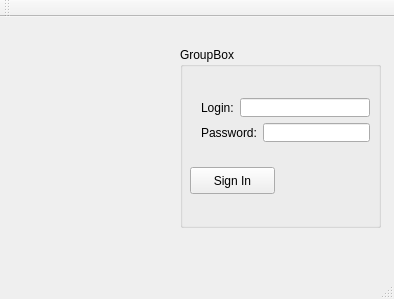
First picture: the form in QtLesson12 QStatusBar/mainwindow.ui, repository johnny897/QtLessons, before the edit.
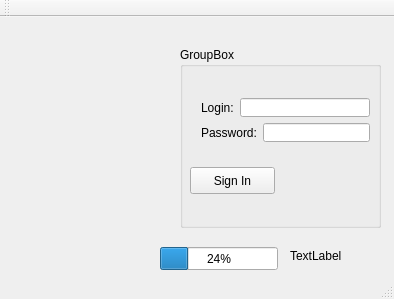
Second picture: the form after the edit.

```diff
--- a/QtLesson12 QStatusBar/mainwindow.ui
+++ b/QtLesson12 QStatusBar/mainwindow.ui
@@ -102,6 +102,32 @@
      <bool>true</bool>
     </property>
    </widget>
+   <widget class="QLabel" name="label_status">
+    <property name="geometry">
+     <rect>
+      <x>290</x>
+      <y>230</y>
+      <width>57</width>
+      <height>17</height>
+     </rect>
+    </property>
+    <property name="text">
+     <string>TextLabel</string>
+    </property>
+   </widget>
+   <widget class="QProgressBar" name="progressBar">
+    <property name="geometry">
+     <rect>
+      <x>160</x>
+      <y>230</y>
+      <width>118</width>
+      <height>23</height>
+     </rect>
+    </property>
+    <property name="value">
+     <number>24</number>
+    </property>
+   </widget>
   </widget>
   <widget class="QMenuBar" name="menuBar">
    <property name="geometry">
```
